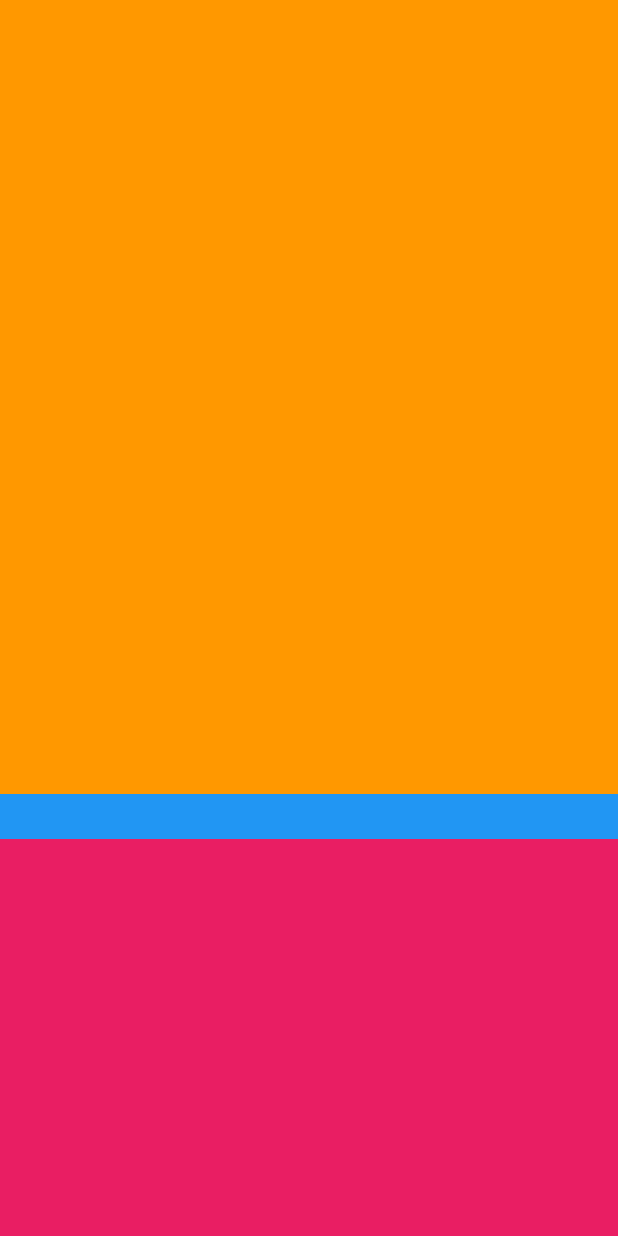
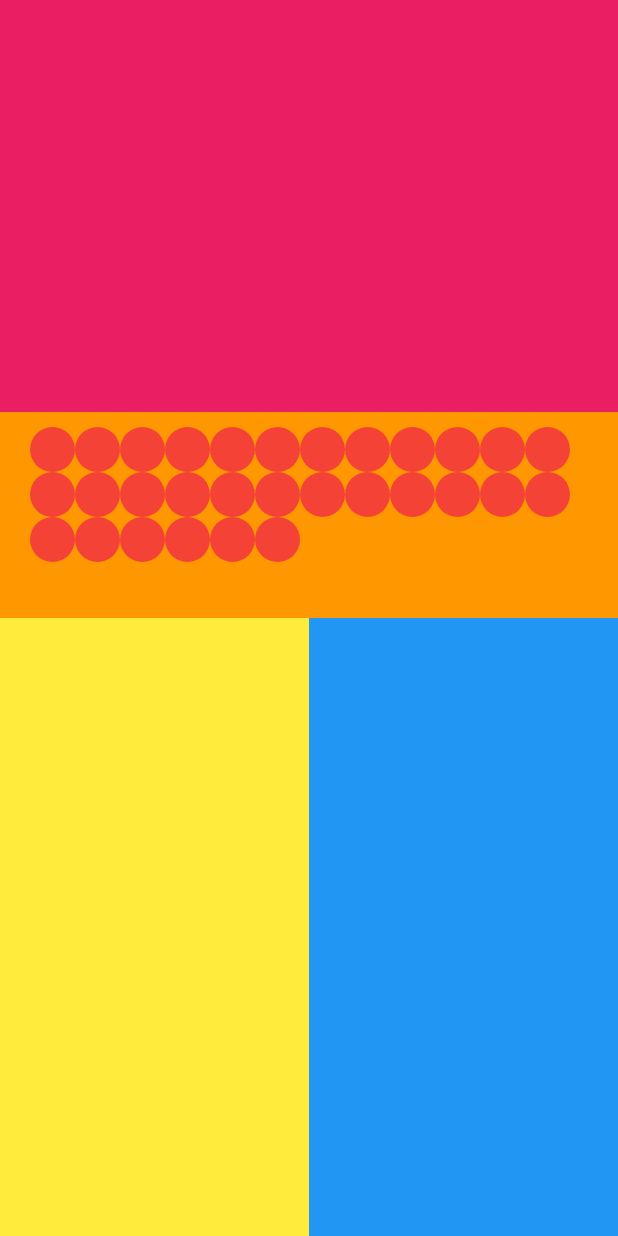
Before and after one commit to ThomasEcalle/51L1_2024_2025, a Flutter app: the screen it shows after launch, on a phone screen of 412 x 824 dp. Run offline on Flutter 3.47's test engine with Material 3 defaults, Android fonts, the phone set to English and light mode, and no system bars.

Commit message:
Add middle of layouts

```diff
--- a/lib/layouts/layouts.dart
+++ b/lib/layouts/layouts.dart
@@ -1,3 +1,4 @@
+import 'package:al1_2024/layouts/red_circle.dart';
 import 'package:flutter/material.dart';
 
 class Layouts extends StatelessWidget {
@@ -5,12 +6,16 @@ class Layouts extends StatelessWidget {
 
   @override
   Widget build(BuildContext context) {
-    final mediaQuery = MediaQuery.of(context);
-    final screenHeight = mediaQuery.size.height;
+    final screenWidth = MediaQuery.sizeOf(context).width;
+    final small = screenWidth < 600;
+
+    final redCircles = List.generate(30, (index) {
+      return const RedCircle();
+    });
+
     return Scaffold(
       body: SafeArea(
-        child: LayoutBuilder(
-          builder: (context, constraints) {
+        child: LayoutBuilder(builder: (context, constraints) {
           final maxHeight = constraints.maxHeight;
           return Center(
             child: Column(
@@ -18,28 +23,60 @@ class Layouts extends StatelessWidget {
               crossAxisAlignment: CrossAxisAlignment.end,
               children: [
                 Expanded(
+                  child: Container(
+                    width: double.infinity,
+                    color: small ? Colors.green : Colors.orange,
+                    child: Column(
+                      children: [
+                        Expanded(
                           flex: 2,
+                          child: Container(
+                            color: Colors.pink,
+                          ),
+                        ),
+                        Expanded(
                           child: Container(
                             width: double.infinity,
                             color: Colors.orange,
+                            child: Padding(
+                              padding: const EdgeInsets.symmetric(
+                                horizontal: 20,
+                                vertical: 10,
+                              ),
+                              child: Wrap(
+                                children: redCircles,
                               ),
                             ),
-                  Container(
-                    height: 30,
-                    width: double.infinity,
-                    color: Colors.blue,
+                          ),
+                        ),
+                      ],
+                    ),
+                  ),
                 ),
                 Expanded(
                   child: Container(
                     width: double.infinity,
                     color: Colors.pink,
+                    child: Row(
+                      children: [
+                        Expanded(
+                          child: Container(
+                            color: Colors.yellow,
+                          ),
+                        ),
+                        Expanded(
+                          child: Container(
+                            color: Colors.blue,
+                          ),
+                        ),
+                      ],
+                    ),
                   ),
                 ),
               ],
             ),
           );
-          }
-        ),
+        }),
       ),
     );
   }
--- /dev/null
+++ b/lib/layouts/red_circle.dart
@@ -0,0 +1,17 @@
+import 'package:flutter/material.dart';
+
+class RedCircle extends StatelessWidget {
+  const RedCircle({super.key});
+
+  @override
+  Widget build(BuildContext context) {
+    return Container(
+      height: 30,
+      width: 30,
+      decoration: const BoxDecoration(
+        shape: BoxShape.circle,
+        color: Colors.red,
+      ),
+    );
+  }
+}
```
Lines whose indentation alone changed are shown as unchanged.
